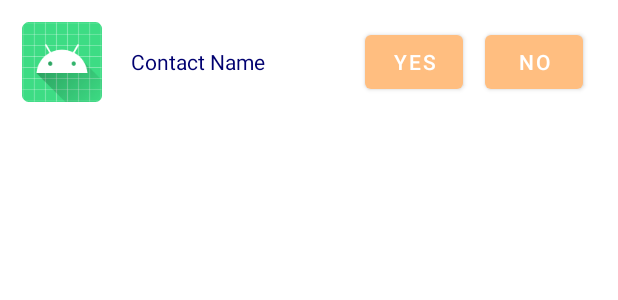
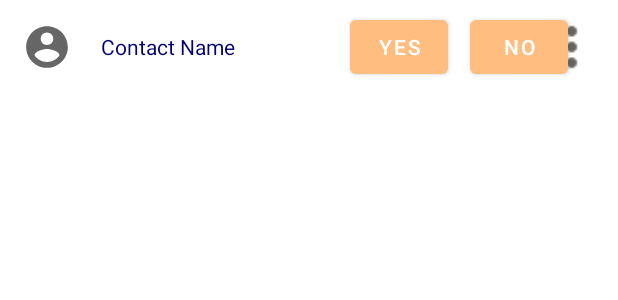
Before and after one commit to yijialianguw/Team-8-TCSS-450, an Android app: the layout fragment_contact_card.xml on its own in the app's theme, with its tools: preview values and no code run, on a phone screen of 412 x 824 dp. Shown: the top 300 px of the screen. Run offline under Robolectric (Android 15) with nearby library versions, the phone set to English and light mode, and no system bars.

Commit message:
added delete and got invites working

```diff
--- a/app/src/main/res/layout/fragment_contact_card.xml
+++ b/app/src/main/res/layout/fragment_contact_card.xml
@@ -11,11 +11,14 @@
     <!--image view for displaying the first letter of contact-->
     <ImageView
         android:id="@+id/idIVContact"
-        android:layout_width="60dp"
-        android:layout_height="60dp"
-        android:layout_margin="8dp"
+        android:layout_width="40dp"
+        android:layout_height="40dp"
+        android:layout_marginStart="8dp"
+        android:layout_marginTop="8dp"
+        android:layout_marginEnd="8dp"
+        android:layout_marginBottom="8dp"
         android:padding="3dp"
-        android:src="@mipmap/ic_launcher" />
+        android:src="@drawable/ic_account_black_24dp" />
 
     <!--text view for displaying user name-->
     <TextView
@@ -35,7 +38,7 @@
         android:layout_width="65dp"
         android:layout_height="wrap_content"
         android:layout_centerVertical="true"
-        android:layout_marginStart="240dp"
+        android:layout_marginStart="230dp"
         android:text="Yes" />
 
     <Button
@@ -43,8 +46,22 @@
         android:layout_width="65dp"
         android:layout_height="wrap_content"
         android:layout_centerVertical="true"
-        android:layout_marginStart="320dp"
+        android:layout_marginStart="310dp"
         android:text="No" />
+
+    <ImageButton
+        android:id="@+id/dots"
+        style="?android:attr/actionOverflowButtonStyle"
+        android:layout_width="wrap_content"
+        android:layout_height="wrap_content"
+        android:layout_alignParentRight="true"
+        android:layout_marginTop="4dp"
+        android:layout_marginBottom="4dp"
+        android:minWidth="48dp"
+        android:scaleX="1.75"
+        android:scaleY="1.75"
+        tools:ignore="TouchTargetSizeCheck"
+        tools:layout_marginStart="385dp" />
 
 
 </RelativeLayout>
--- /dev/null
+++ b/app/src/main/res/menu/popup_menu.xml
@@ -0,0 +1,5 @@
+<?xml version="1.0" encoding="utf-8"?>
+<menu xmlns:android="http://schemas.android.com/apk/res/android">
+    <item android:id="@+id/delete"
+        android:title="Delete"/>
+</menu>
```
Also changed, not shown: app/src/main/java/edu/uw/tcss450/messaging_final_project/ui/contacts/ContactEntry.java (+9 -1 lines), app/src/main/java/edu/uw/tcss450/messaging_final_project/ui/contacts/ContactsFragment.java (+6 -3 lines), app/src/main/java/edu/uw/tcss450/messaging_final_project/ui/contacts/ContactsRecyclerViewAdapter.java (+78 -44 lines), app/src/main/java/edu/uw/tcss450/messaging_final_project/ui/contacts/ContactsViewModel.java (+114 -32 lines).
